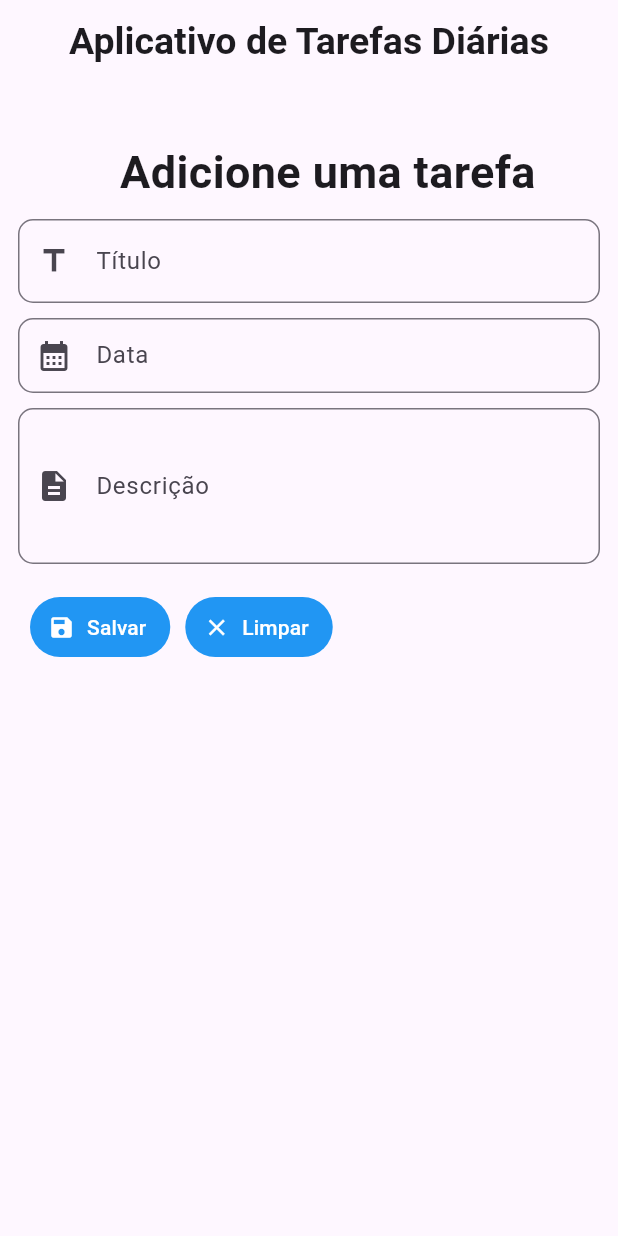
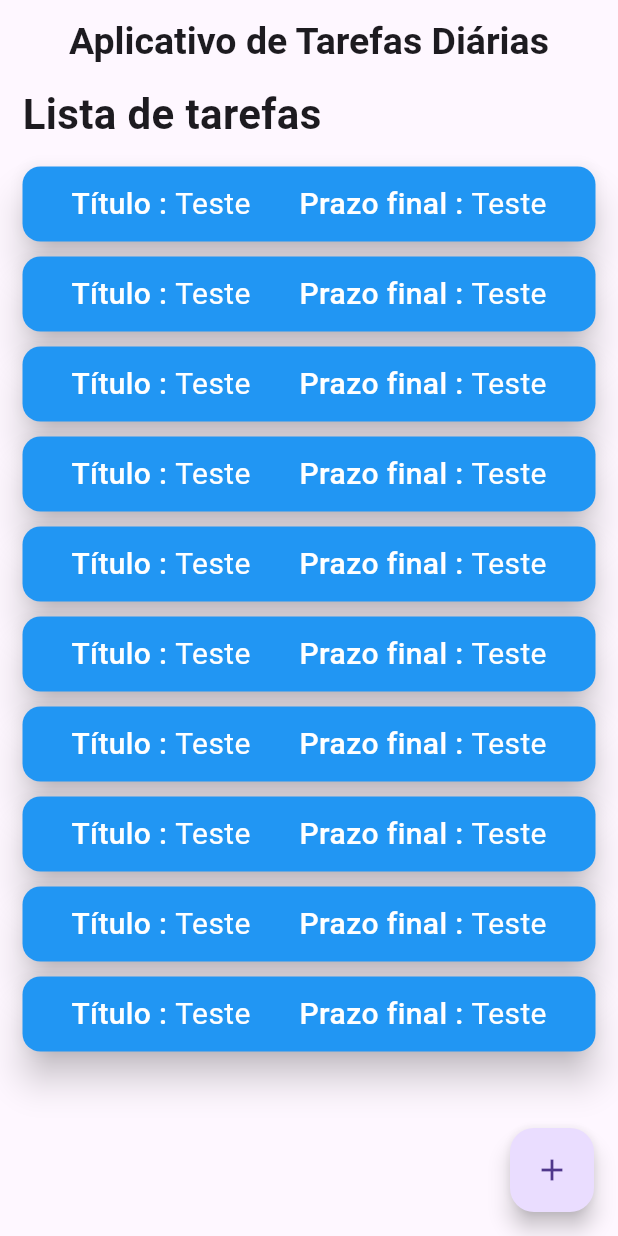
Before and after one commit to DanielNaiff/Aplicativo-de-Tarefas-Di-rias, a Flutter app: the screen it shows after launch, on a phone screen of 412 x 824 dp. Run offline on Flutter 3.47's test engine with Material 3 defaults, Android fonts, the phone set to English and light mode, and no system bars; drawn by our look-alikes of flutter_slidable.

Commit message:
adicionando a tela de listas atuais

```diff
--- a/aplicativo_de_tarefas_diarias/lib/main.dart
+++ b/aplicativo_de_tarefas_diarias/lib/main.dart
@@ -1,4 +1,4 @@
-import 'package:aplicativo_de_tarefas_diarias/screens/creating_todo_screen.dart';
+import 'package:aplicativo_de_tarefas_diarias/screens/todos_screen.dart';
 import 'package:flutter/material.dart';
 
 void main() {
@@ -17,7 +17,7 @@
       theme: ThemeData(
         primarySwatch: Colors.blue,
       ),
-      home: const Creating_todo_screen(),
+      home: const Todos_screen(),
     );
   }
 }
--- a/aplicativo_de_tarefas_diarias/lib/screens/creating_todo_screen.dart
+++ b/aplicativo_de_tarefas_diarias/lib/screens/creating_todo_screen.dart
@@ -1,7 +1,4 @@
 import 'package:flutter/material.dart';
-import 'package:flutter/src/widgets/framework.dart';
-import 'package:flutter/src/widgets/placeholder.dart';
-import 'package:flutter_slidable/flutter_slidable.dart';
 import 'package:intl/intl.dart';
 
 class Creating_todo_screen extends StatefulWidget {
@@ -103,7 +100,9 @@ class _Creating_todo_screenState extends State<Creating_todo_screen> {
                   TextButton.icon(
                     style: const ButtonStyle(
                         backgroundColor: WidgetStatePropertyAll(Colors.blue)),
-                    onPressed: () {},
+                    onPressed: () {
+                      Navigator.pop(context);
+                    },
                     icon: const Icon(Icons.save, color: Colors.white),
                     label: const Text(
                       'Salvar',
--- /dev/null
+++ b/aplicativo_de_tarefas_diarias/lib/screens/todos_screen.dart
@@ -0,0 +1,139 @@
+import 'package:aplicativo_de_tarefas_diarias/screens/creating_todo_screen.dart';
+import 'package:flutter/material.dart';
+import 'package:flutter_slidable/flutter_slidable.dart';
+
+class Todos_screen extends StatefulWidget {
+  const Todos_screen({super.key});
+
+  @override
+  State<Todos_screen> createState() => _Todos_screenState();
+}
+
+class _Todos_screenState extends State<Todos_screen> {
+  @override
+  Widget build(BuildContext context) {
+    return Scaffold(
+      appBar: AppBar(
+        title: const Center(
+            child: Text('Aplicativo de Tarefas Diárias',
+                style: TextStyle(fontSize: 25, fontWeight: FontWeight.bold))),
+      ),
+      body: Column(
+        children: [
+          const Padding(
+            padding: EdgeInsets.only(left: 15),
+            child: Row(
+              mainAxisAlignment: MainAxisAlignment.start,
+              children: [
+                Text(
+                  'Lista de tarefas',
+                  style: TextStyle(fontSize: 28, fontWeight: FontWeight.w600),
+                ),
+              ],
+            ),
+          ),
+          const SizedBox(
+            height: 10,
+          ),
+          Padding(
+            padding: const EdgeInsets.only(left: 10, right: 10),
+            child: Column(
+              mainAxisAlignment: MainAxisAlignment.center,
+              children: [
+                ListView.builder(
+                  shrinkWrap: true,
+                  physics: const NeverScrollableScrollPhysics(),
+                  scrollDirection: Axis.vertical,
+                  itemCount: 10,
+                  itemBuilder: (context, index) {
+                    return Slidable(
+                      startActionPane: ActionPane(
+                          motion: const ScrollMotion(),
+                          dismissible: DismissiblePane(onDismissed: () {}),
+                          children: [
+                            SlidableAction(
+                              onPressed: null,
+                              backgroundColor: Colors.white,
+                              foregroundColor: Colors.blue,
+                              icon: Icons.delete,
+                              label: 'Deletar',
+                            )
+                          ]),
+                      endActionPane:
+                          ActionPane(motion: const ScrollMotion(), children: [
+                        SlidableAction(
+                          onPressed: (context) {},
+                          backgroundColor: Colors.white,
+                          foregroundColor: Colors.blue,
+                          icon: Icons.edit,
+                          label: 'Editar',
+                        )
+                      ]),
+                      child: Card(
+                        elevation: 10,
+                        color: Colors.blue,
+                        margin: EdgeInsets.all(5),
+                        child: Container(
+                          height: 50,
+                          child: Row(
+                            mainAxisAlignment: MainAxisAlignment.spaceEvenly,
+                            children: [
+                              Row(
+                                children: [
+                                  Text(
+                                    'Título : ',
+                                    style: TextStyle(
+                                        fontSize: 20,
+                                        fontWeight: FontWeight.w500,
+                                        color: Colors.white),
+                                  ),
+                                  Text(
+                                    'Teste',
+                                    style: TextStyle(
+                                        fontSize: 20, color: Colors.white),
+                                  ),
+                                ],
+                              ),
+                              Row(
+                                children: [
+                                  Text(
+                                    'Prazo final : ',
+                                    style: TextStyle(
+                                        fontSize: 20,
+                                        fontWeight: FontWeight.w500,
+                                        color: Colors.white),
+                                  ),
+                                  Text(
+                                    'Teste',
+                                    style: TextStyle(
+                                        fontSize: 20, color: Colors.white),
+                                  ),
+                                ],
+                              ),
+                            ],
+                          ),
+                        ),
+                      ),
+                    );
+                  },
+                )
+              ],
+            ),
+          )
+        ],
+      ),
+      floatingActionButton: FloatingActionButton(
+        onPressed: () {
+          Navigator.push(
+            context,
+            MaterialPageRoute(
+                builder: (context) => const Creating_todo_screen()),
+          ).then((_) {
+            // Aqui você pode atualizar sua lista de tarefas se necessário
+          });
+        },
+        child: const Icon(Icons.add),
+      ),
+    );
+  }
+}
```
